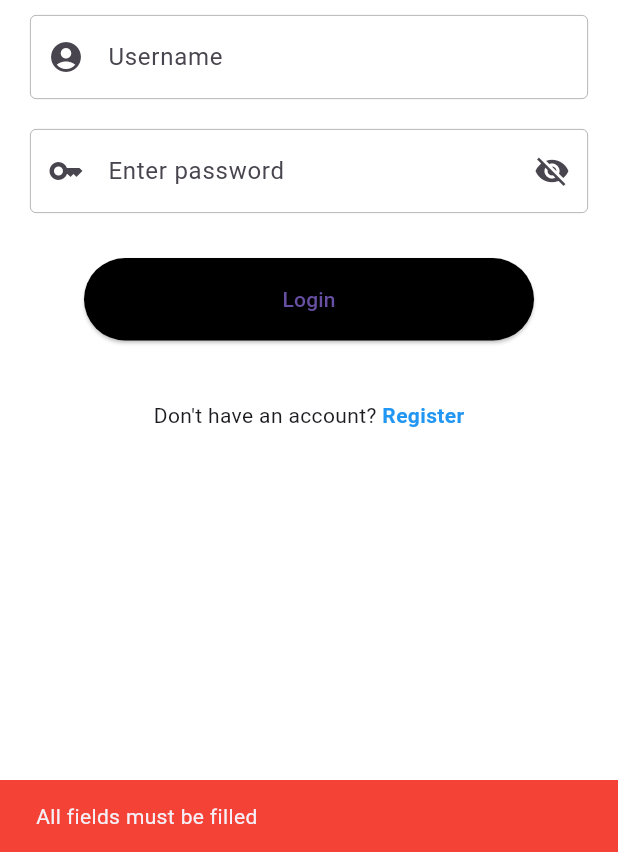
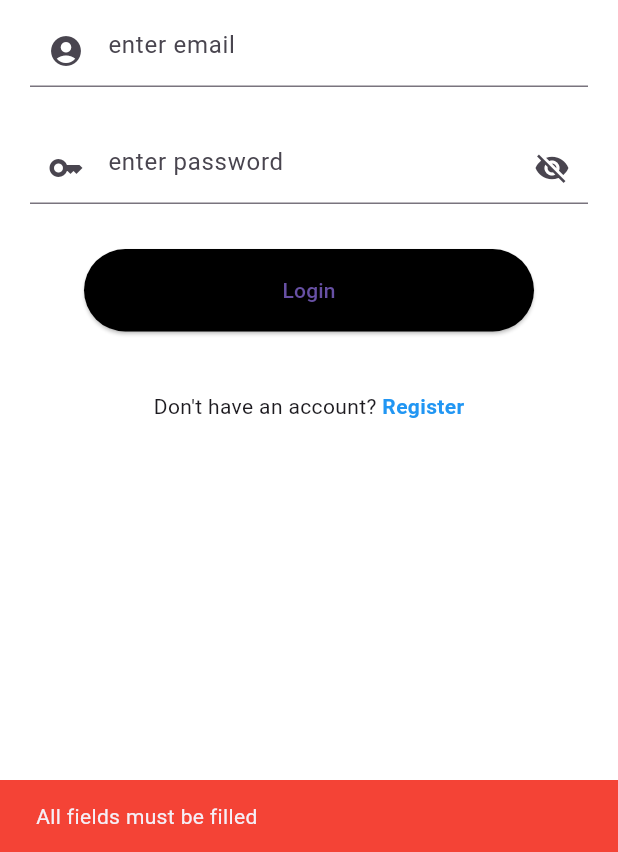
Before and after one commit to nirakar007/Jot, a Flutter app: the screen it shows after launch, after a tap on "Login", on a phone screen of 412 x 824 dp, the part 384-1236 px from its top. Run offline on Flutter 3.47's test engine with Material 3 defaults, Android fonts, the phone set to English and light mode, and no system bars; our stand-ins replace cloud_firestore, firebase_auth, firebase_core, firebase_storage, image_picker; missing offline and left inert: flutter_gif; accounts and stored records are empty.

Commit message:
login and register fixed and working, image upload not working

```diff
--- a/lib/screens/login/login_page.dart
+++ b/lib/screens/login/login_page.dart
@@ -2,7 +2,6 @@ import 'package:cloud_firestore/cloud_firestore.dart';
 import 'package:firebase_auth/firebase_auth.dart';
 import 'package:flutter/material.dart';
 import 'package:jot_notes/screens/home.dart';
-import 'package:jot_notes/screens/mainScreen.dart';
 import 'package:jot_notes/screens/splash/splash_screen.dart';
 
 import '../registration/registration_screen.dart';
@@ -20,8 +19,9 @@ class _LoginScreenState extends State<LoginScreen> {
   final TextEditingController _unameController = TextEditingController();
   final TextEditingController _passwordController = TextEditingController();
   bool visibility = false;
-  FirebaseAuth auth = FirebaseAuth.instance;
+  // FirebaseAuth auth = FirebaseAuth.instance;
   bool isLoading = false;
+  final database = FirebaseFirestore.instance;
 
   void _showSnackbar(String message, Color backgroundColor) {
     ScaffoldMessenger.of(context).showSnackBar(
@@ -45,33 +45,18 @@ class _LoginScreenState extends State<LoginScreen> {
         return;
       }
 
-      // Retrieve user data from Firestore based on the entered username or email
-      var querySnapshot = await FirebaseFirestore.instance
-          .collection('users')
-          .where('username', isEqualTo: _unameController.text.trim())
-          .limit(1)
-          .get();
+      // Sign in the user using FirebaseAuth
+      await FirebaseAuth.instance.signInWithEmailAndPassword(
+        email: _unameController.text.trim(),
+        password: _passwordController.text,
+      );
 
-      // Check if user with the entered username exists
-      if (querySnapshot.docs.isNotEmpty) {
-        var userData = querySnapshot.docs.first.data() as Map<String, dynamic>;
-
-        // Compare entered password with the stored password
-        if (userData['password'] == _passwordController.text) {
-          // Success
-          print('User logged in: ${userData['username']}');
-          Navigator.pushReplacementNamed(context, SplashScreen.routeName).then((_) {
-            _showSnackbar('Login successful', Colors.green);
-          });
-          Navigator.pushReplacementNamed(context, HomeScreen.routeName);
-        } else {
-          // Incorrect password
-          _showSnackbar('Invalid Password', Colors.red);
-        }
-      } else {
-        // User not found
-        _showSnackbar('User not found.', Colors.red);
-      }
+      // Success
+      print('User logged in: ${_unameController.text}');
+      Navigator.pushReplacementNamed(context, SplashScreen.routeName).then((_) {
+        _showSnackbar('Login successful', Colors.green);
+      });
+      Navigator.pushReplacementNamed(context, HomeScreen.routeName);
     } catch (e) {
       // Handle other login errors
       print('Login error: $e');
@@ -82,6 +67,7 @@ class _LoginScreenState extends State<LoginScreen> {
       });
     }
   }
+
 
   @override
   Widget build(BuildContext context) {
@@ -109,12 +95,12 @@ class _LoginScreenState extends State<LoginScreen> {
               CommonTextField(
                 controller: _unameController,
                 prefixIcon: const Icon(Icons.account_circle),
-                hintText: "Username",
+                hintText: "enter email",
               ),
-              const SizedBox(height: 20),
+              const SizedBox(height: 30),
               CommonTextField(
                 controller: _passwordController,
-                hintText: "Enter password",
+                hintText: "enter password",
                 suffixIcon: IconButton(
                   icon: visibility
                       ? const Icon(Icons.visibility)
--- a/lib/widgets/common_text_field.dart
+++ b/lib/widgets/common_text_field.dart
@@ -24,12 +24,7 @@ class _CommonTextFieldState extends State<CommonTextField> {
         hintText: widget.hintText,
         suffixIcon: widget.suffixIcon,
         prefixIcon: widget.prefixIcon,
-        enabledBorder: OutlineInputBorder(
-          borderSide: BorderSide(color: Colors.grey, width: 0.5),
-        ),
-        focusedBorder: OutlineInputBorder(
-          borderSide: BorderSide(color: Colors.blue, width: 0.5),
-        ),
+
       ),
     );
   }
```
Also changed, not shown: lib/model/note.dart (+14 -8 lines), lib/repositories/image_repository.dart (+7 -5 lines), lib/screens/edit.dart (+42 -7 lines), lib/screens/home.dart (+13 -5 lines), lib/screens/registration/registration_screen.dart (+81 -57 lines), lib/viewmodels/imageUpload_viewmodel.dart (+18 -13 lines).
